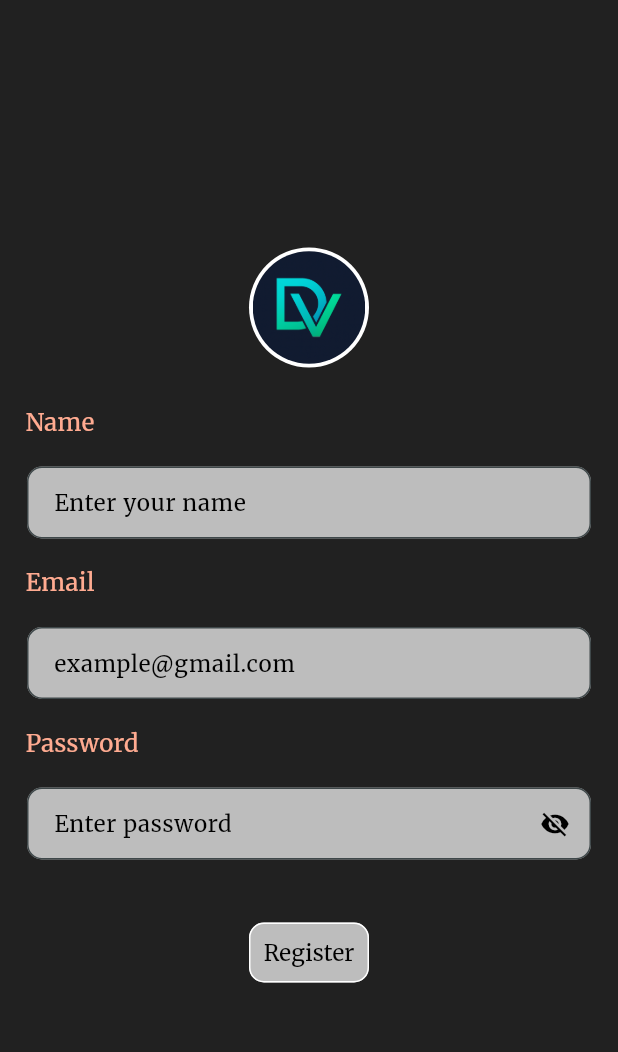
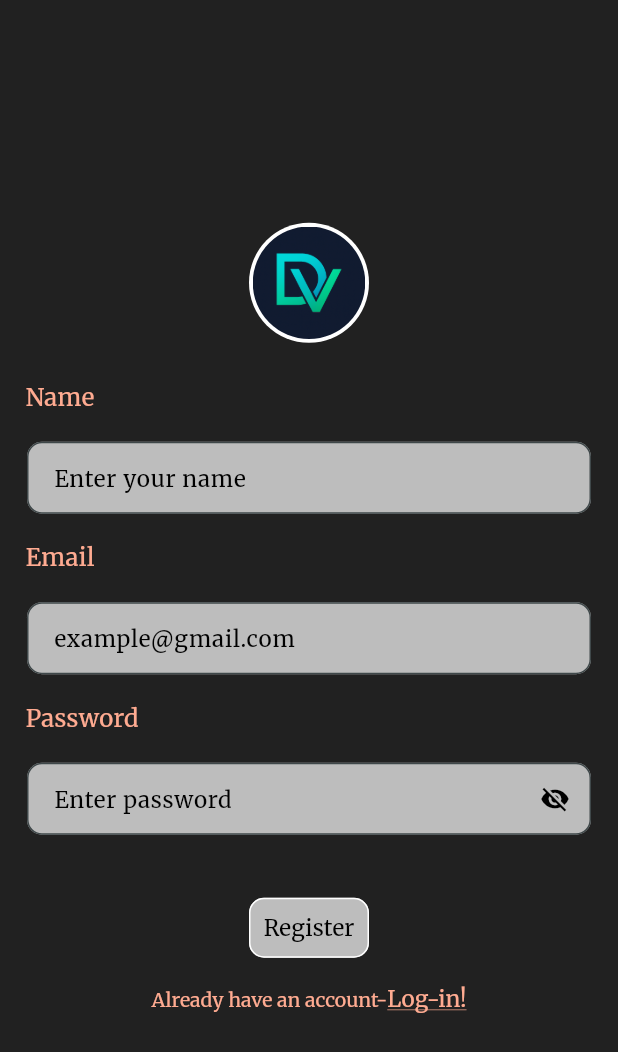
Before and after one commit to David-999-david/Man-app, a Flutter app: the RegisterScreen screen opened directly, on a phone screen of 412 x 824 dp. Shown: the top 1052 px of the screen. Run offline on Flutter 3.47's test engine with Material 3 defaults, Android fonts, the phone set to English and light mode, and no system bars; our stand-ins replace dio, email_validator, flutter_secure_storage, flutter_spinkit, google_fonts, jwt_decoder and 2 more; accounts and stored records are empty.

Commit message:
added error message from server for each needed text field in both register and login

```diff
--- a/lib/main.dart
+++ b/lib/main.dart
@@ -1,7 +1,5 @@
 import 'package:flutter/material.dart';
 import 'package:user_auth/core/network/dio_client.dart';
-import 'package:user_auth/presentation/active/active_screen.dart';
-import 'package:user_auth/presentation/home/home_screen.dart';
 import 'package:user_auth/presentation/user/auth/login/login_screen.dart';
 import 'package:user_auth/core/theme/app_theme.dart';
 
--- a/lib/presentation/user/auth/register/notifier/register_notifier.dart
+++ b/lib/presentation/user/auth/register/notifier/register_notifier.dart
@@ -1,3 +1,4 @@
+import 'package:dio/dio.dart';
 import 'package:flutter/material.dart';
 import 'package:user_auth/data/model/auth/register_model.dart';
 import 'package:user_auth/domain/usecase/auth/auth_usecase.dart';
@@ -7,15 +8,14 @@ class RegisterNotifier extends ChangeNotifier {
   final TextEditingController _pssCtr = TextEditingController();
   final TextEditingController _nameCtr = TextEditingController();
   bool _isLoading = false;
+  String? _emailErr;
 
   TextEditingController get emailCtr => _emailCtr;
   TextEditingController get pssCtr => _pssCtr;
   TextEditingController get nameCtr => _nameCtr;
   bool get isLoading => _isLoading;
-
+  String? get emailErr => _emailErr;
   bool isVisable = true;
-
-  String? errorMessage;
 
   void onShown() {
     if (_pssCtr.text.trim().isNotEmpty) {
@@ -34,7 +34,13 @@ class RegisterNotifier extends ChangeNotifier {
       await AuthUsecase().register(RegisterModel(
           name: _nameCtr.text, email: _emailCtr.text, password: _pssCtr.text));
       return true;
-    } catch (e) {
+    } on DioException catch (err) {
+      final errMsg = err.response?.data['error'];
+      if (err.response?.statusCode == 401 &&
+          errMsg == 'Email had already taken!') {
+        _emailErr = errMsg;
+      }
+      notifyListeners();
       return false;
     } finally {
       _isLoading = false;
--- a/lib/presentation/user/auth/register/register_screen.dart
+++ b/lib/presentation/user/auth/register/register_screen.dart
@@ -1,12 +1,11 @@
 import 'package:email_validator/email_validator.dart';
 import 'package:flutter/material.dart';
+import 'package:flutter_spinkit/flutter_spinkit.dart';
 import 'package:provider/provider.dart';
 import 'package:user_auth/common/helper/app_navigator.dart';
 import 'package:user_auth/presentation/active/active_screen.dart';
 import 'package:user_auth/presentation/active/notifier/active_notifier.dart';
-import 'package:user_auth/presentation/circular_loading.dart';
-import 'package:user_auth/presentation/home/home_screen.dart';
-import 'package:user_auth/presentation/home/notifier/user_notifier.dart';
+import 'package:user_auth/presentation/user/auth/login/login_screen.dart';
 import 'package:user_auth/presentation/user/auth/register/notifier/register_notifier.dart';
 import 'package:user_auth/core/theme/app_text_style.dart';
 
@@ -23,7 +22,13 @@ class RegisterScreen extends StatelessWidget {
           child: Consumer<RegisterNotifier>(
             builder: (context, provider, child) {
               return provider.isLoading
-                  ? CircularLoading()
+                  ? Center(
+                      child: SpinKitWave(
+                        color: Colors.red,
+                        size: 30,
+                        duration: Duration(seconds: 10),
+                      ),
+                    )
                   : Container(
                       width: double.infinity,
                       padding:
@@ -124,8 +129,9 @@ class RegisterScreen extends StatelessWidget {
                                             // labelStyle: 15.sp(),
                                             hintText: 'example@gmail.com',
                                             hintStyle: 15.sp(),
+                                            errorText: provider.emailErr,
                                             errorStyle:
-                                                15.sp(color: Colors.red),
+                                                13.sp(color: Colors.red),
                                             contentPadding:
                                                 EdgeInsets.symmetric(
                                                     horizontal: 14,
@@ -205,6 +211,8 @@ class RegisterScreen extends StatelessWidget {
                                         validator: (value) {
                                           if (value == null || value.isEmpty) {
                                             return 'Please enter your password';
+                                          } else if (value.length < 6) {
+                                            return 'Password length is less than 6';
                                           }
                                           return null;
                                         },
@@ -261,6 +269,37 @@ class RegisterScreen extends StatelessWidget {
                                               style: 15.sp(),
                                             )),
                                       ),
+                                    ),
+                                    SizedBox(
+                                      height: 14,
+                                    ),
+                                    Center(
+                                      child: GestureDetector(
+                                          onTap: () {
+                                            AppNavigator.push(
+                                                context, LoginScreen());
+                                          },
+                                          child: RichText(
+                                            text: TextSpan(
+                                                children: [
+                                                  TextSpan(
+                                                      text:
+                                                          'Already have an account-',
+                                                      style: 13.sp(
+                                                          color: Color(
+                                                              0xFFFFAB91))),
+                                                  TextSpan(
+                                                      text: 'Log-in!',
+                                                      style: 15
+                                                          .sp(
+                                                              color: Color(
+                                                                  0xFFFFAB91))
+                                                          .copyWith(
+                                                              decoration:
+                                                                  TextDecoration
+                                                                      .underline))
+                                                ]),
+                                          )),
                                     )
                                   ],
                                 ))
--- a/pubspec.yaml
+++ b/pubspec.yaml
@@ -43,6 +43,8 @@ dependencies:
   logger: ^2.5.0
   jwt_decoder: ^2.0.1
   app_links: ^6.4.0
+  flutter_secure_storage: ^9.2.4
+  flutter_spinkit: ^5.2.1
 
 dev_dependencies:
   flutter_test:
```
Also changed, not shown: lib/core/network/auth_interceptor.dart (+27 -24 lines), lib/data/remote/auth/auth_remote.dart (+22 -23 lines), lib/presentation/user/auth/login/login_screen.dart (+13 -6 lines), lib/presentation/user/auth/login/notifier/login_notifier.dart (+18 -1 lines), pubspec.lock, 5 other files.
